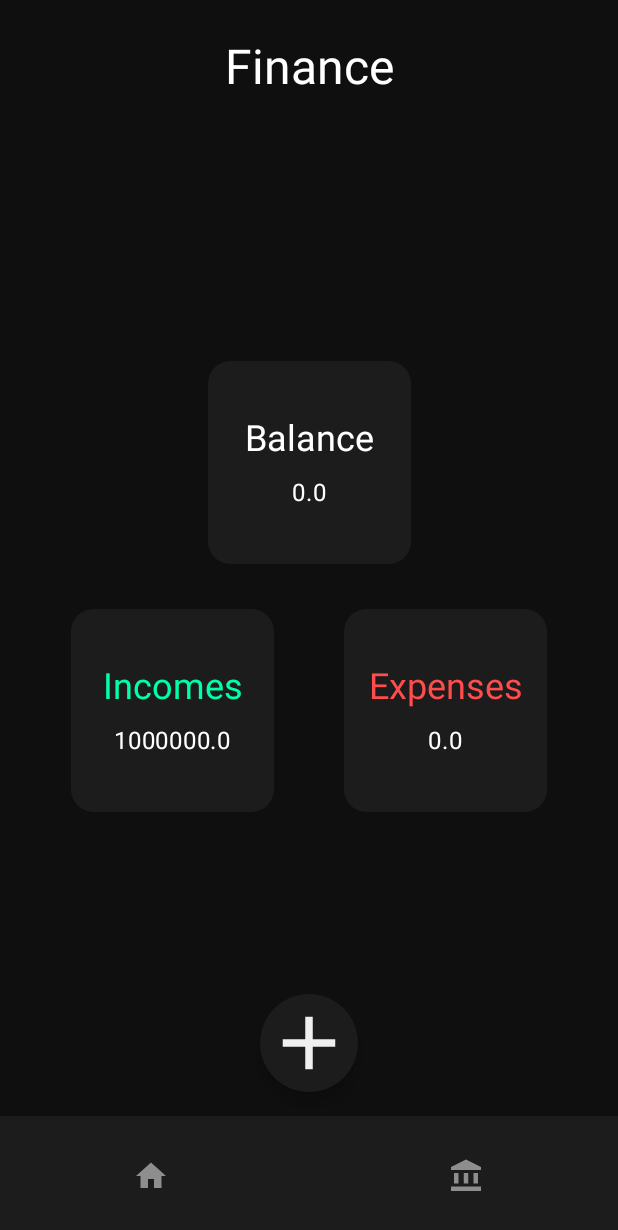
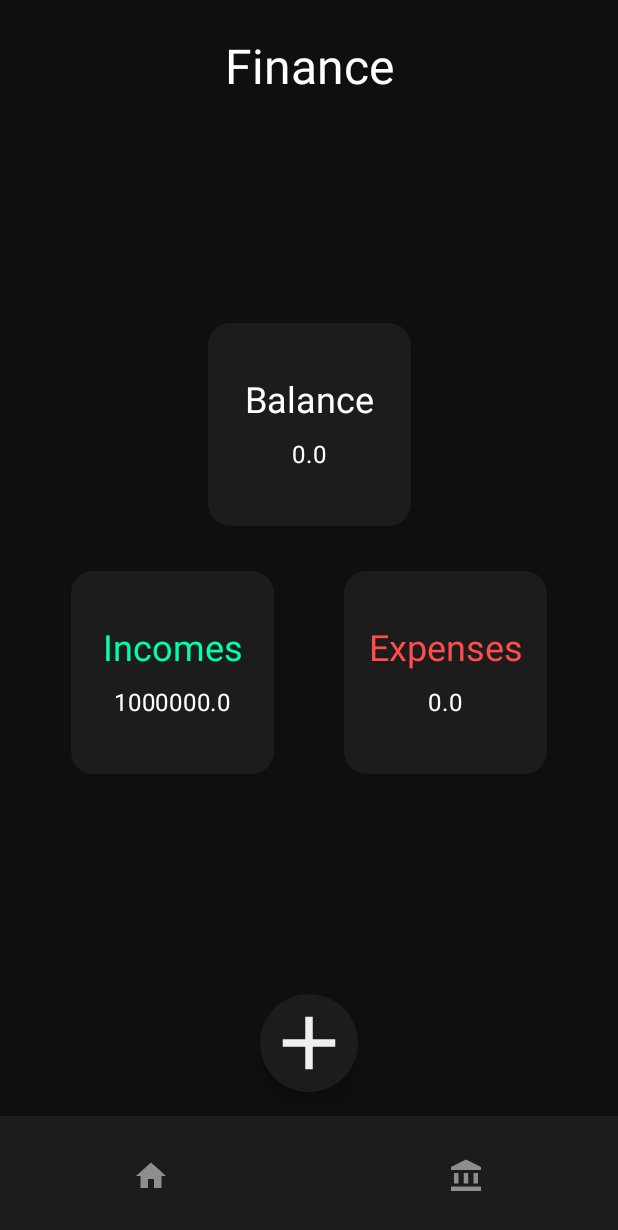
Before and after one commit to GamesBRL/ControlePlusApp, an Android app built with Jetpack Compose: the @Preview function HomeScreenPreview, on a phone screen of 412 x 824 dp. Shown: the top 1230 px of the screen. Run offline under Robolectric (Android 15) with nearby library versions, the phone set to English and light mode, and no system bars.

```diff
--- a/app/src/main/java/com/example/controleplus/orders/presentation/home/HomeScreenPreview.kt
+++ b/app/src/main/java/com/example/controleplus/orders/presentation/home/HomeScreenPreview.kt
@@ -77,10 +77,11 @@ fun HomeScreenPreview() {
                 style = MaterialTheme.typography.headlineLarge,
                 modifier = Modifier.padding(top = 25.dp)
             )
-            Spacer(modifier = Modifier.height(175.dp))
             Row(
                 horizontalArrangement = Arrangement.Center,
-                modifier = Modifier.fillMaxWidth(),
+                modifier = Modifier
+                    .fillMaxWidth()
+                    .padding(top = 150.dp),
             ) {
                 TotalIncomeExpenseBox(
                     "balance",
```
Also changed, not shown: 1 other file.
